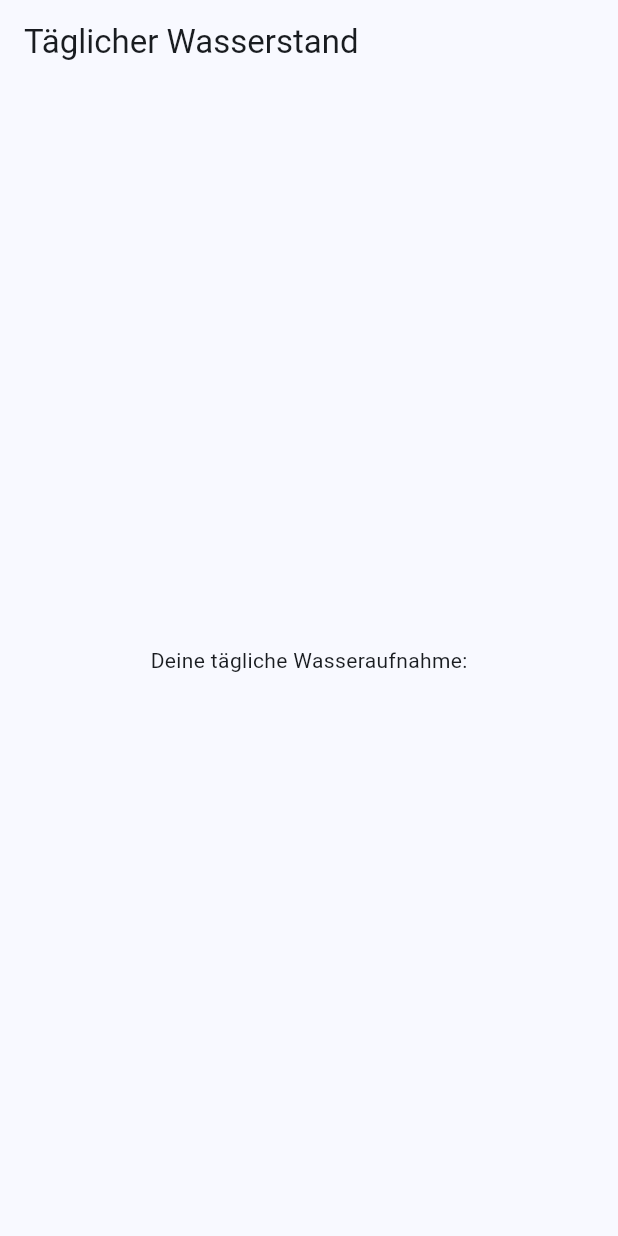
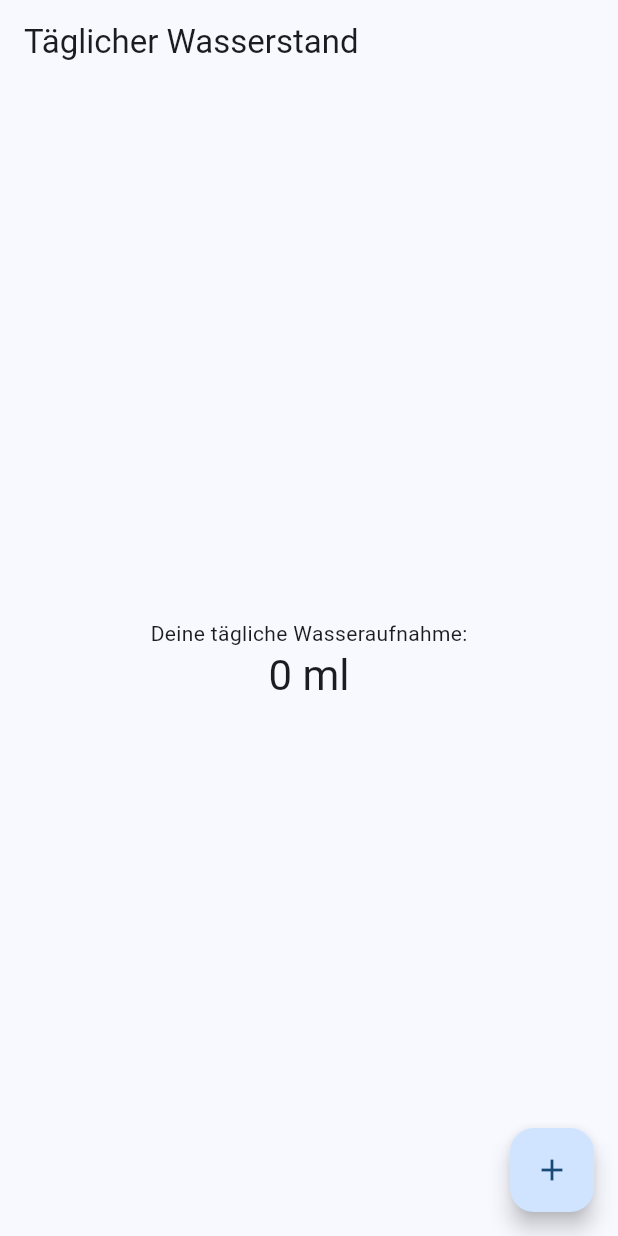
Before and after one commit to Qarw/Swpp-Arbeitsauftrag, a Flutter app: the screen it shows after launch, on a phone screen of 412 x 824 dp. Run offline on Flutter 3.47's test engine with Material 3 defaults, Android fonts, the phone set to English and light mode, and no system bars.

Commit message:
Funktion Täglicher Wasserzufuhr eingebaut und Funktion _incrementWaterIntake() wo man indem man auf "+" klickt dann die den Wasserstand um 250ml (weil das ein Glas Wasser ist) erhöht.

```diff
--- a/lib/main.dart
+++ b/lib/main.dart
@@ -30,6 +30,14 @@ class MyHomePage extends StatefulWidget {
 }
 
 class _MyHomePageState extends State<MyHomePage> {
+  int _waterIntake = 0; // Start bei 0 ml
+
+  void _incrementWaterIntake() {
+    setState(() {
+      _waterIntake += 250; // 250 ml pro Klick
+    });
+  }
+
   @override
   Widget build(BuildContext context) {
     return Scaffold(
@@ -39,10 +47,19 @@ class _MyHomePageState extends State<MyHomePage> {
       body: Center(
         child: Column(
           mainAxisAlignment: MainAxisAlignment.center,
-          children: const <Widget>[
-            Text('Deine tägliche Wasseraufnahme:'),
+          children: <Widget>[
+            const Text('Deine tägliche Wasseraufnahme:'),
+            Text(
+              '$_waterIntake ml', // Anzeige der ml
+              style: Theme.of(context).textTheme.headlineMedium,
+            ),
           ],
         ),
+      ),
+      floatingActionButton: FloatingActionButton(
+        onPressed: _incrementWaterIntake, // Funktion zur Wasseraufnahme
+        tooltip: 'Wasser hinzufügen',
+        child: const Icon(Icons.add),
       ),
     );
   }
```
